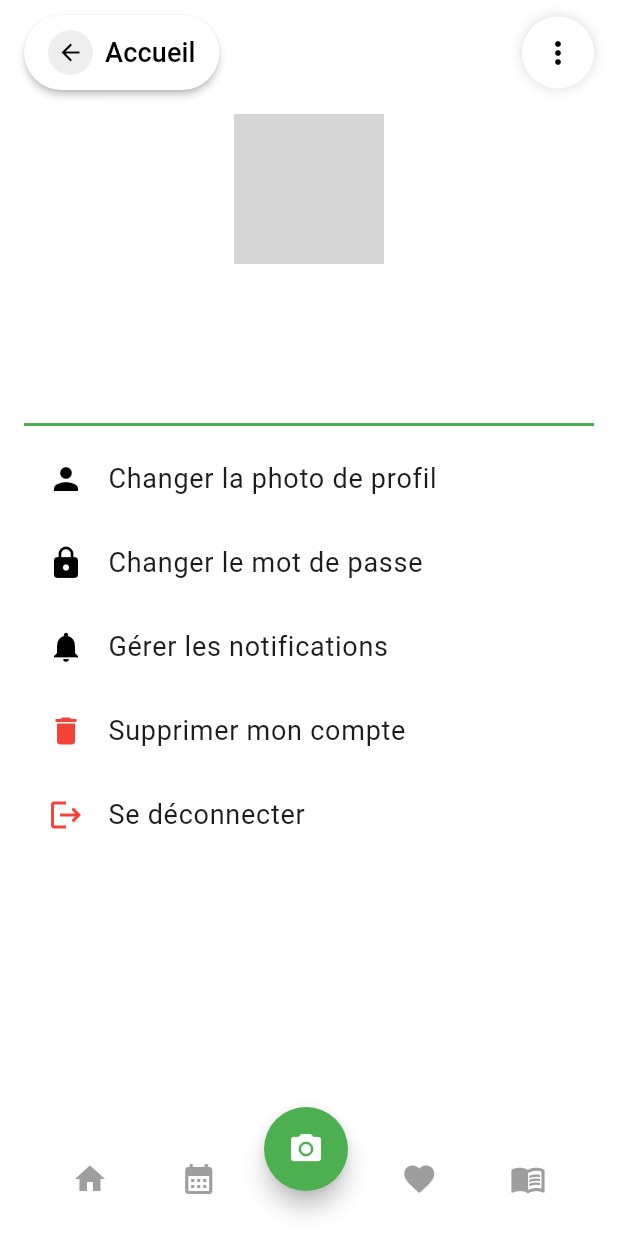
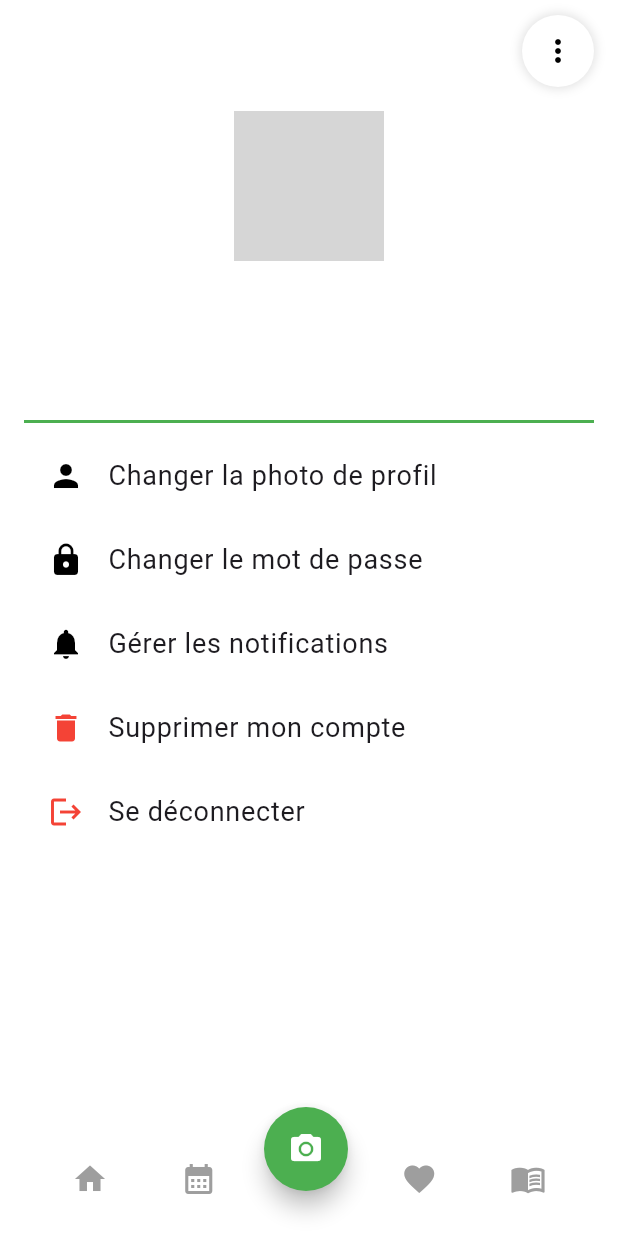
Before and after one commit to naelbenaissa/LeafGuard, a Flutter app: the AccountPage screen opened by its route, on a phone screen of 412 x 824 dp. Run offline on Flutter 3.47's test engine with Material 3 defaults, Android fonts, the phone set to English and light mode, and no system bars; our stand-ins replace cached_network_image, camera, flutter_local_notifications, flutter_svg, go_router, image_picker and 6 more; accounts and stored records are empty; network calls fail; grey boxes are pictures that could not be loaded.

Commit message:
fix(account): remove home button from app bar

```diff
--- a/lib/views/account/appbar/account_appbar.dart
+++ b/lib/views/account/appbar/account_appbar.dart
@@ -1,66 +1,31 @@
 import 'package:flutter/material.dart';
-import 'package:go_router/go_router.dart';
 
-/// Widget AppBar personnalisé pour la page de compte.
+/// AppBar personnalisée pour la page de compte.
 ///
-/// Affiche un bouton de retour vers la page d'accueil et un bouton d'options.
-/// Les couleurs et le style s'adaptent dynamiquement selon le thème actuel (clair ou sombre).
+/// Affiche uniquement un bouton d'options (3 points) à droite.
+/// S'adapte dynamiquement au thème clair/sombre.
 class AccountAppBar extends StatelessWidget implements PreferredSizeWidget {
   const AccountAppBar({super.key});
 
   @override
   Widget build(BuildContext context) {
-    // Détecte si le thème actuel est sombre
+    // Détection du thème
     final isDarkMode = Theme.of(context).brightness == Brightness.dark;
 
-    // Définition des couleurs dynamiques en fonction du thème
+    // Couleurs dynamiques en fonction du thème
     final foregroundColor = isDarkMode ? Colors.white : Colors.black;
     final buttonBackground = isDarkMode ? Colors.grey[800] : Colors.white;
-    final iconBackground = isDarkMode ? Colors.grey[700] : Colors.grey[200];
 
     return PreferredSize(
       preferredSize: const Size.fromHeight(60),
       child: Padding(
         padding: EdgeInsets.only(
           top: MediaQuery.of(context).padding.top + 10,
-          left: 16,
           right: 16,
         ),
         child: Row(
-          mainAxisAlignment: MainAxisAlignment.spaceBetween,
+          mainAxisAlignment: MainAxisAlignment.end,
           children: [
-            // Bouton "Accueil" avec une icône flèche de retour
-            ElevatedButton(
-              onPressed: () => context.go("/"),
-              style: ElevatedButton.styleFrom(
-                backgroundColor: buttonBackground,
-                foregroundColor: foregroundColor,
-                shape: RoundedRectangleBorder(
-                  borderRadius: BorderRadius.circular(30),
-                ),
-                elevation: 2,
-                padding: const EdgeInsets.symmetric(horizontal: 16, vertical: 10),
-              ),
-              child: Row(
-                children: [
-                  // Icône circulaire de flèche retour
-                  Container(
-                    padding: const EdgeInsets.all(6),
-                    decoration: BoxDecoration(
-                      shape: BoxShape.circle,
-                      color: iconBackground,
-                    ),
-                    child: Icon(Icons.arrow_back, color: foregroundColor, size: 18),
-                  ),
-                  const SizedBox(width: 8),
-                  Text(
-                    "Accueil",
-                    style: TextStyle(fontSize: 18, color: foregroundColor),
-                  ),
-                ],
-              ),
-            ),
-            // Bouton d'action (ex : menu, paramètres)
             Container(
               decoration: BoxDecoration(
                 shape: BoxShape.circle,
@@ -75,7 +40,6 @@ class AccountAppBar extends StatelessWidget implements PreferredSizeWidget {
               ),
               child: IconButton(
                 onPressed: () {
-                  // Action à définir selon les besoins (menu contextuel, paramètres, etc.)
                 },
                 icon: Icon(Icons.more_vert, color: foregroundColor),
               ),
```
Also changed, not shown: 4 other files.
